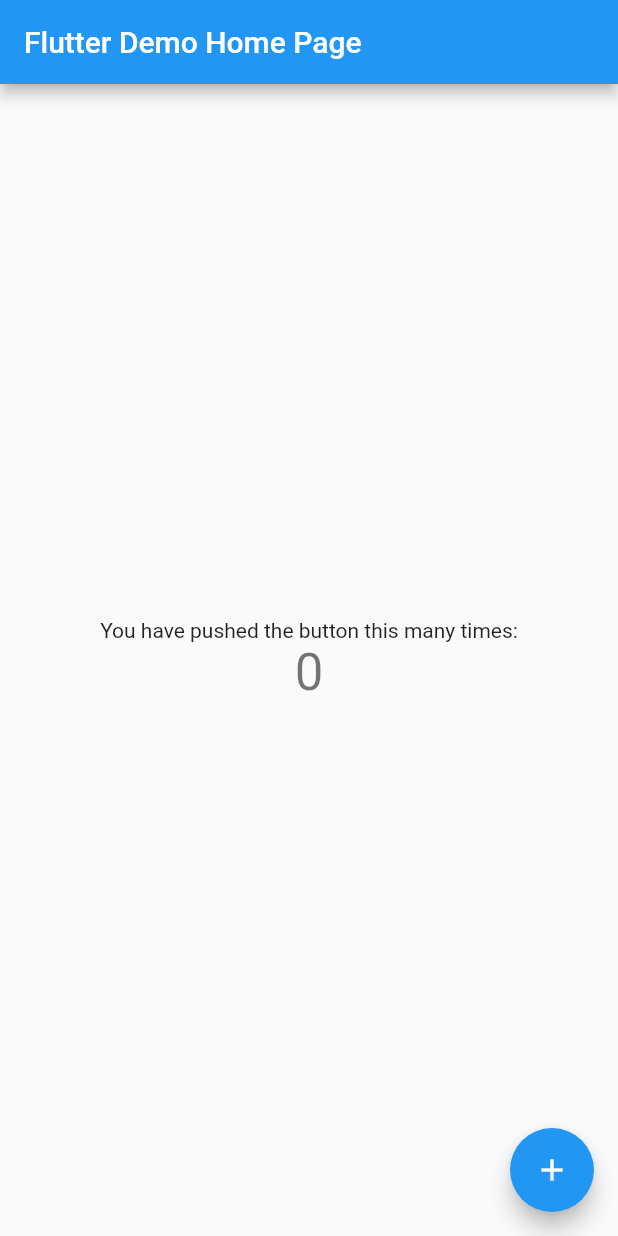
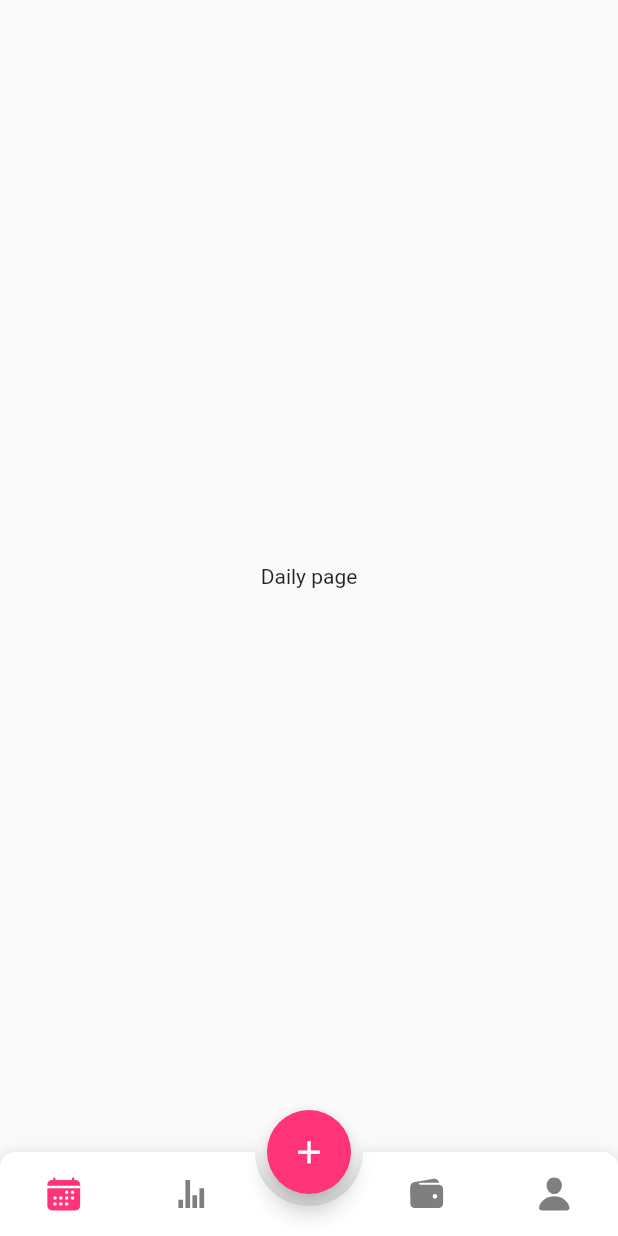
Before and after one commit to abdelghanimeliani/budget-tracker-clone, a Flutter app: the screen it shows after launch, on a phone screen of 412 x 824 dp. Run offline on Flutter 3.47's test engine with Material 2 defaults, Android fonts, the light colour scheme and no system bars; drawn by our look-alikes of animated_bottom_navigation_bar; our stand-ins replace flutter_icons; missing offline and left inert: flutter_app_budget_tracker.

Commit message:
navigation actions button and the byddy of the root page

```diff
--- a/lib/main.dart
+++ b/lib/main.dart
@@ -1,113 +1,10 @@
+import 'package:flutter/cupertino.dart';
 import 'package:flutter/material.dart';
+import 'root_app.dart';
 
 void main() {
-  runApp(MyApp());
+  runApp(MaterialApp(
+    debugShowCheckedModeBanner: false,
+    home: RootApp(),
+  ));
 }
-
-class MyApp extends StatelessWidget {
-  // This widget is the root of your application.
-  @override
-  Widget build(BuildContext context) {
-    return MaterialApp(
-      title: 'Flutter Demo',
-      theme: ThemeData(
-        // This is the theme of your application.
-        //
-        // Try running your application with "flutter run". You'll see the
-        // application has a blue toolbar. Then, without quitting the app, try
-        // changing the primarySwatch below to Colors.green and then invoke
-        // "hot reload" (press "r" in the console where you ran "flutter run",
-        // or simply save your changes to "hot reload" in a Flutter IDE).
-        // Notice that the counter didn't reset back to zero; the application
-        // is not restarted.
-        primarySwatch: Colors.blue,
-      ),
-      home: MyHomePage(title: 'Flutter Demo Home Page'),
-    );
-  }
-}
-
-class MyHomePage extends StatefulWidget {
-  MyHomePage({Key key, this.title}) : super(key: key);
-
-  // This widget is the home page of your application. It is stateful, meaning
-  // that it has a State object (defined below) that contains fields that affect
-  // how it looks.
-
-  // This class is the configuration for the state. It holds the values (in this
-  // case the title) provided by the parent (in this case the App widget) and
-  // used by the build method of the State. Fields in a Widget subclass are
-  // always marked "final".
-
-  final String title;
-
-  @override
-  _MyHomePageState createState() => _MyHomePageState();
-}
-
-class _MyHomePageState extends State<MyHomePage> {
-  int _counter = 0;
-
-  void _incrementCounter() {
-    setState(() {
-      // This call to setState tells the Flutter framework that something has
-      // changed in this State, which causes it to rerun the build method below
-      // so that the display can reflect the updated values. If we changed
-      // _counter without calling setState(), then the build method would not be
-      // called again, and so nothing would appear to happen.
-      _counter++;
-    });
-  }
-
-  @override
-  Widget build(BuildContext context) {
-    // This method is rerun every time setState is called, for instance as done
-    // by the _incrementCounter method above.
-    //
-    // The Flutter framework has been optimized to make rerunning build methods
-    // fast, so that you can just rebuild anything that needs updating rather
-    // than having to individually change instances of widgets.
-    return Scaffold(
-      appBar: AppBar(
-        // Here we take the value from the MyHomePage object that was created by
-        // the App.build method, and use it to set our appbar title.
-        title: Text(widget.title),
-      ),
-      body: Center(
-        // Center is a layout widget. It takes a single child and positions it
-        // in the middle of the parent.
-        child: Column(
-          // Column is also a layout widget. It takes a list of children and
-          // arranges them vertically. By default, it sizes itself to fit its
-          // children horizontally, and tries to be as tall as its parent.
-          //
-          // Invoke "debug painting" (press "p" in the console, choose the
-          // "Toggle Debug Paint" action from the Flutter Inspector in Android
-          // Studio, or the "Toggle Debug Paint" command in Visual Studio Code)
-          // to see the wireframe for each widget.
-          //
-          // Column has various properties to control how it sizes itself and
-          // how it positions its children. Here we use mainAxisAlignment to
-          // center the children vertically; the main axis here is the vertical
-          // axis because Columns are vertical (the cross axis would be
-          // horizontal).
-          mainAxisAlignment: MainAxisAlignment.center,
-          children: <Widget>[
-            Text(
-              'You have pushed the button this many times:',
-            ),
-            Text(
-              '$_counter',
-              style: Theme.of(context).textTheme.headline4,
-            ),
-          ],
-        ),
-      ),
-      floatingActionButton: FloatingActionButton(
-        onPressed: _incrementCounter,
-        tooltip: 'Increment',
-        child: Icon(Icons.add),
-      ), // This trailing comma makes auto-formatting nicer for build methods.
-    );
-  }
-}
--- /dev/null
+++ b/lib/root_app.dart
@@ -0,0 +1,85 @@
+import 'package:animated_bottom_navigation_bar/animated_bottom_navigation_bar.dart';
+import 'package:flutter/cupertino.dart';
+import 'package:flutter/material.dart';
+import 'package:flutter_app_budget_tracker/theme/colors.dart';
+import 'theme/colors.dart';
+import 'package:flutter_icons/flutter_icons.dart';
+
+class RootApp extends StatefulWidget {
+  @override
+  _RootAppState createState() => _RootAppState();
+}
+
+class _RootAppState extends State<RootApp> {
+  int pageIndex = 0;
+  @override
+  Widget build(BuildContext context) {
+    return Scaffold(
+      body: getBody(),
+      bottomNavigationBar: getFooter(),
+      floatingActionButton: FloatingActionButton(
+        onPressed: () {
+          selectedTab(4);
+        },
+        child: Icon(
+          Icons.add,
+          size: 25,
+        ),
+        backgroundColor: primary,
+      ),
+      floatingActionButtonLocation: FloatingActionButtonLocation.centerDocked,
+    );
+  }
+
+  Widget getBody() {
+    return IndexedStack(
+      index: pageIndex,
+      children: [
+        Center(
+          child: Text('Daily page'),
+        ),
+        Center(
+          child: Text('Stats page'),
+        ),
+        Center(
+          child: Text('Profile page'),
+        ),
+        Center(
+          child: Text('Create Budget page'),
+        ),
+        Center(
+          child: Text(' Budget page'),
+        ),
+      ],
+    );
+  }
+
+  Widget getFooter() {
+    List<IconData> iconItems = [
+      Ionicons.md_calendar,
+      Ionicons.md_stats,
+      Ionicons.md_wallet,
+      Ionicons.ios_person,
+    ];
+    return AnimatedBottomNavigationBar(
+        icons: iconItems,
+        activeColor: primary,
+        activeIndex: pageIndex,
+        inactiveColor: black.withOpacity(0.5),
+        splashColor: secondary,
+        gapLocation: GapLocation.center,
+        notchSmoothness: NotchSmoothness.softEdge,
+        leftCornerRadius: 10,
+        iconSize: 25,
+        rightCornerRadius: 10,
+        onTap: (index) {
+          selectedTab(index);
+        });
+  }
+
+  selectedTab(index) {
+    setState(() {
+      pageIndex = index;
+    });
+  }
+}
--- /dev/null
+++ b/lib/theme/colors.dart
@@ -0,0 +1,10 @@
+import 'package:flutter/material.dart';
+
+const Color primary = Color(0xFFFF3378);
+const Color secondary = Color(0xFFFF2278);
+const Color black = Color(0xFF000000);
+const Color white = Color(0xFFFFFFFF);
+const Color grey = Colors.grey;
+const Color red = Color(0xFFec5766);
+const Color green = Color(0xFF43aa8b);
+const Color blue = Color(0xFF28c2ff);
```
Also changed, not shown: pubspec.yaml (+11 -12 lines), assets/images/auto.png (added), assets/images/bank.png (added), assets/images/cash.png (added), assets/images/charity.png (added), assets/images/eating.png (added), assets/images/gift.png (added), lib/pages/root_app.dart (added), pubspec.lock.
